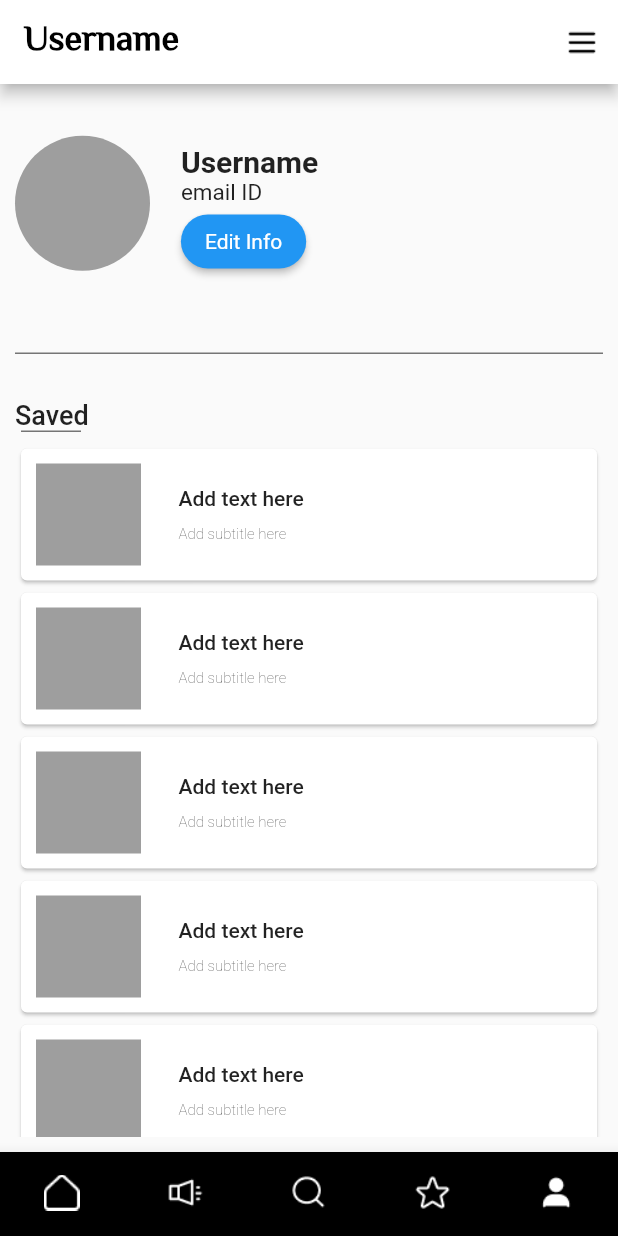
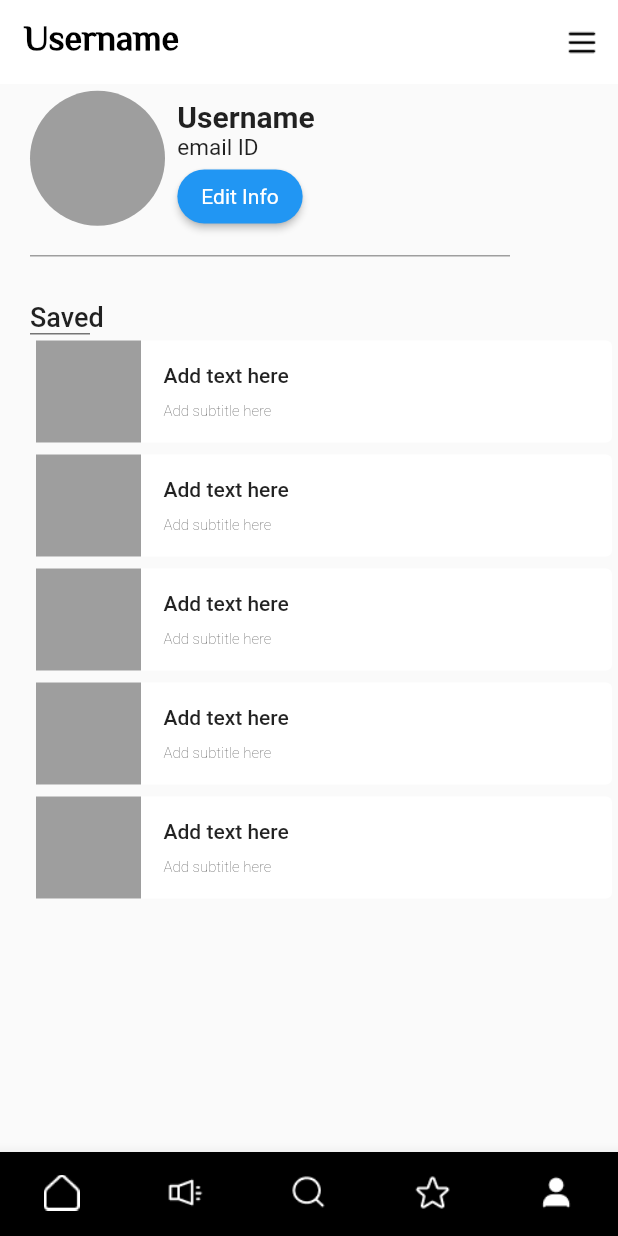
Before and after one commit to VanshitaKanodia/e_patrakaar, a Flutter app: the screen it shows after launch, item 5 of the bottom bar chosen, on a phone screen of 412 x 824 dp. Run offline on Flutter 3.47's test engine with Material 2 defaults, Android fonts, the light colour scheme and no system bars; our stand-ins replace smooth_page_indicator.

Commit message:
UI update

```diff
--- a/lib/pages/profile.dart
+++ b/lib/pages/profile.dart
@@ -21,6 +21,7 @@ class _ProfileState extends State<Profile> {
     return SafeArea(
       child: Scaffold(
         appBar: AppBar(
+          elevation: 0.0,
           backgroundColor: Colors.white,
           title: Text('Username',
             style: TextStyle(
@@ -141,15 +142,14 @@ class _ProfileState extends State<Profile> {
           ],
         ),
         body: Container(
-            margin: EdgeInsets.only(top: 20.0),
-            padding: EdgeInsets.all(10.0),
+            padding: EdgeInsets.only(left: 20),
             child: Column(
                 crossAxisAlignment: CrossAxisAlignment.start,
                 children: [
                   Row(
                     children: [
                       Container(
-                        padding: EdgeInsets.all(10.0),
+                        // padding: EdgeInsets.all(5.0),
                         height: 90,
                         width: 90,
                         decoration: BoxDecoration(
@@ -161,7 +161,7 @@ class _ProfileState extends State<Profile> {
                         width: MediaQuery
                             .of(context)
                             .size
-                            .width / 20,
+                            .width / 50,
                       ),
                       Column(
                         crossAxisAlignment: CrossAxisAlignment.start,
@@ -189,15 +189,15 @@ class _ProfileState extends State<Profile> {
                       ),
                     ],
                   ),
-                  SizedBox(height: 10.0,),
+                  // SizedBox(height: 10.0,),
                   Container(
-                    margin: EdgeInsets.only(top: 40.0, bottom: 30.0),
-                    width: MediaQuery
-                        .of(context)
-                        .size
-                        .width,
-                    height: 1,
-                    color: Colors.grey[600],
+                    margin: EdgeInsets.only(top: 15.0, bottom: 30.0),
+                    width: 320,
+                    child: Divider(
+                      height: 1,
+                      thickness: 1,
+                      color: Colors.grey[500],
+                    ),
                   ),
                   Text('Saved',
                     style: TextStyle(
@@ -205,7 +205,6 @@ class _ProfileState extends State<Profile> {
                       fontWeight: FontWeight.w500,
                     ),),
                   Container(
-                    margin: EdgeInsets.only(left: 4, bottom: 7),
                     width: 40,
                     height: 1,
                     color: Colors.grey[600],
@@ -218,6 +217,7 @@ class _ProfileState extends State<Profile> {
                           itemBuilder: (context, index) {
                             return Card(
                                 color: Colors.white,
+                                elevation: 0.0,
                                 child: Column(
                                     children: [
                                       Row(
@@ -225,8 +225,8 @@ class _ProfileState extends State<Profile> {
                                               .center,
                                           children: [
                                             Container(
-                                              padding: EdgeInsets.all(10.0),
-                                              margin: EdgeInsets.all(10.0),
+                                              // padding: EdgeInsets.only(left: 5.0),
+                                              // margin: EdgeInsets.only(top: 5, left: 5, right: 5, bottom: 5),
                                               height: 68.0,
                                               width: 70.0,
                                               decoration: BoxDecoration(
--- a/lib/pages/search_page.dart
+++ b/lib/pages/search_page.dart
@@ -34,7 +34,7 @@ class _SearchPageState extends State<SearchPage> {
           ),
         ),
         body: Container(
-          margin: EdgeInsets.only(top: 20.0),
+          margin: EdgeInsets.only(top: 10.0),
           padding: EdgeInsets.all(10),
           child: Column(
             children: [
```
Also changed, not shown: lib/pages/EditProfile.dart (+64 -72 lines), lib/pages/home_page.dart (+24 -40 lines), lib/pages/star_page.dart (+5 -4 lines), lib/pages/view_page.dart (+4 -3 lines).
